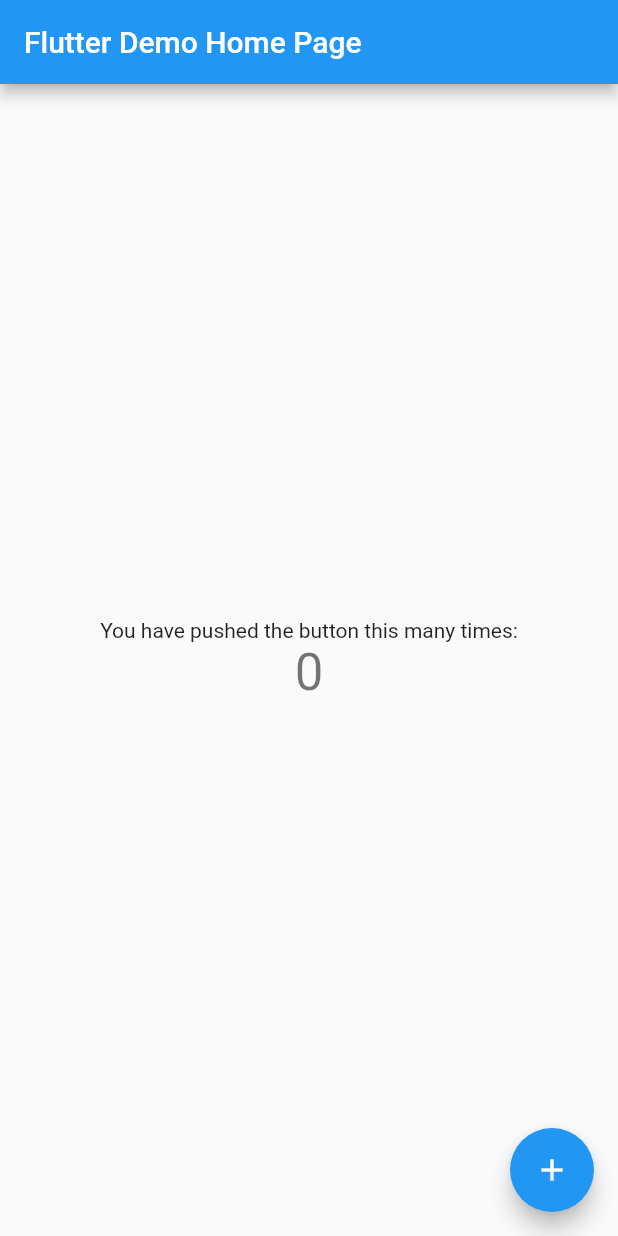
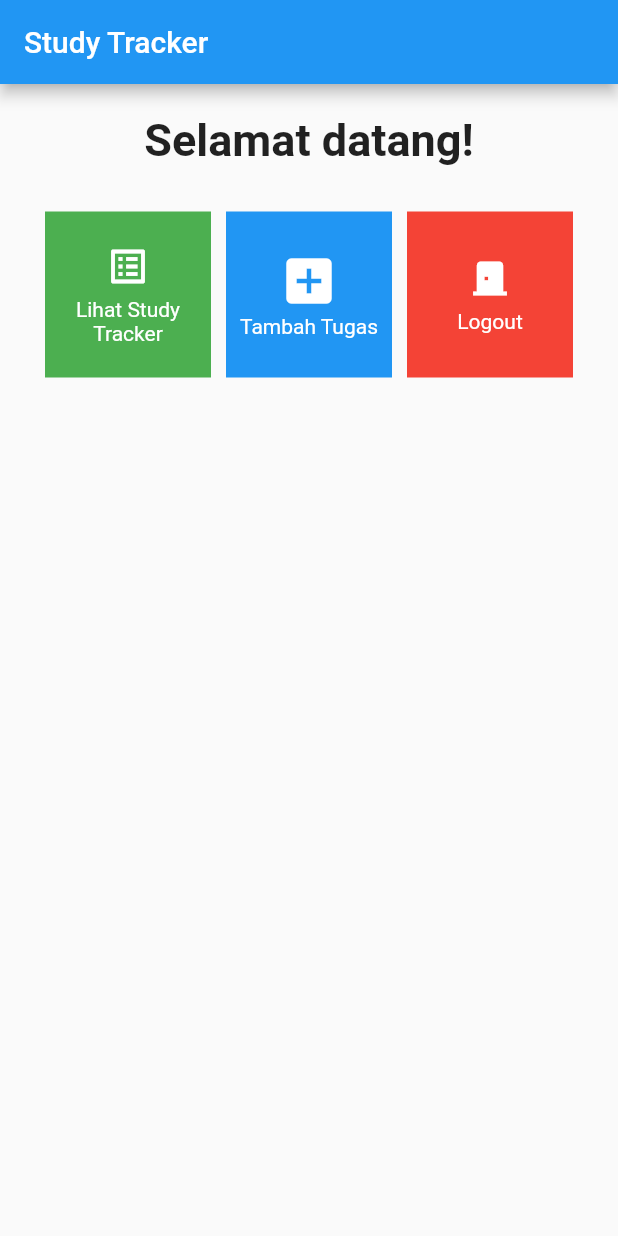
Before and after one commit to kemalhanan/Tugas-PBP-Flutter, a Flutter app: the screen it shows after launch, on a phone screen of 412 x 824 dp. Run offline on Flutter 3.47's test engine with Material 2 defaults, Android fonts, the phone set to English and light mode, and no system bars.

Commit message:
Membuat widget sederhana

```diff
--- a/lib/main.dart
+++ b/lib/main.dart
@@ -25,7 +25,7 @@ class MyApp extends StatelessWidget {
         // is not restarted.
         primarySwatch: Colors.blue,
       ),
-      home: const MyHomePage(title: 'Flutter Demo Home Page'),
+      home: const MyHomePage(),
     );
   }
 }
--- a/lib/menu.dart
+++ b/lib/menu.dart
@@ -1,86 +1,155 @@
 import 'package:flutter/material.dart';
 
-class MyHomePage extends StatefulWidget {
-  const MyHomePage({super.key, required this.title});
-
-  // This widget is the home page of your application. It is stateful, meaning
-  // that it has a State object (defined below) that contains fields that affect
-  // how it looks.
-
-  // This class is the configuration for the state. It holds the values (in this
-  // case the title) provided by the parent (in this case the App widget) and
-  // used by the build method of the State. Fields in a Widget subclass are
-  // always marked "final".
-
-  final String title;
-
-  @override
-  State<MyHomePage> createState() => _MyHomePageState();
-}
-
-class _MyHomePageState extends State<MyHomePage> {
-  int _counter = 0;
-
-  void _incrementCounter() {
-    setState(() {
-      // This call to setState tells the Flutter framework that something has
-      // changed in this State, which causes it to rerun the build method below
-      // so that the display can reflect the updated values. If we changed
-      // _counter without calling setState(), then the build method would not be
-      // called again, and so nothing would appear to happen.
-      _counter++;
-    });
-  }
+class MyHomePage extends StatelessWidget {
+  const MyHomePage({Key? key}) : super(key: key);
 
   @override
   Widget build(BuildContext context) {
-    // This method is rerun every time setState is called, for instance as done
-    // by the _incrementCounter method above.
-    //
-    // The Flutter framework has been optimized to make rerunning build methods
-    // fast, so that you can just rebuild anything that needs updating rather
-    // than having to individually change instances of widgets.
     return Scaffold(
       appBar: AppBar(
-        // Here we take the value from the MyHomePage object that was created by
-        // the App.build method, and use it to set our appbar title.
-        title: Text(widget.title),
+        // Set title aplikasi menjadi Money Tracker
+        title: const Text(
+          'Study Tracker',
         ),
-      body: Center(
-        // Center is a layout widget. It takes a single child and positions it
-        // in the middle of the parent.
+      ),
+      body: SingleChildScrollView(
+        // Widget wrapper yang dapat discroll
+        child: Padding(
+          padding: const EdgeInsets.all(10.0), // Set padding dari halaman
           child: Column(
-          // Column is also a layout widget. It takes a list of children and
-          // arranges them vertically. By default, it sizes itself to fit its
-          // children horizontally, and tries to be as tall as its parent.
-          //
-          // Invoke "debug painting" (press "p" in the console, choose the
-          // "Toggle Debug Paint" action from the Flutter Inspector in Android
-          // Studio, or the "Toggle Debug Paint" command in Visual Studio Code)
-          // to see the wireframe for each widget.
-          //
-          // Column has various properties to control how it sizes itself and
-          // how it positions its children. Here we use mainAxisAlignment to
-          // center the children vertically; the main axis here is the vertical
-          // axis because Columns are vertical (the cross axis would be
-          // horizontal).
+            // Widget untuk menampilkan children secara vertikal
+            children: <Widget>[
+              const Padding(
+                padding: EdgeInsets.only(top: 10.0, bottom: 10.0),
+                // Widget Text untuk menampilkan tulisan dengan alignment center dan style yang sesuai
+                child: Text(
+                  'Selamat datang!',
+                  textAlign: TextAlign.center,
+                  style: TextStyle(
+                    fontSize: 30,
+                    fontWeight: FontWeight.bold,
+                  ),
+                ),
+              ),
+              // Grid layout
+              GridView.count(
+                primary: true,
+                padding: const EdgeInsets.all(20),
+                crossAxisSpacing: 10,
+                mainAxisSpacing: 10,
+                crossAxisCount: 3,
+                shrinkWrap: true,
+                children: <Widget>[
+                  Material(
+                    color: Colors.green,
+                    child: InkWell(
+                      // Area responsive terhadap sentuhan
+                      onTap: () {
+                        // Memunculkan SnackBar ketika diklik
+                        ScaffoldMessenger.of(context)
+                          ..hideCurrentSnackBar()
+                          ..showSnackBar(const SnackBar(
+                              content: Text(
+                                  "Kamu telah menekan tombol Lihat Study Tracker!")));
+                      },
+                      child: Container(
+                        // Container untuk menyimpan Icon dan Text
+                        padding: const EdgeInsets.all(8),
+                        child: Center(
+                          child: Column(
                             mainAxisAlignment: MainAxisAlignment.center,
-          children: <Widget>[
-            const Text(
-              'You have pushed the button this many times:',
+                            children: const [
+                              Icon(
+                                Icons.list_alt,
+                                color: Colors.white,
+                                size: 30.0,
                               ),
+                              Padding(padding: EdgeInsets.all(3)),
                               Text(
-              '$_counter',
-              style: Theme.of(context).textTheme.headlineMedium,
+                                "Lihat Study Tracker",
+                                textAlign: TextAlign.center,
+                                style: TextStyle(color: Colors.white),
                               ),
                             ],
                           ),
                         ),
-      floatingActionButton: FloatingActionButton(
-        onPressed: _incrementCounter,
-        tooltip: 'Increment',
-        child: const Icon(Icons.add),
-      ), // This trailing comma makes auto-formatting nicer for build methods.
+                      ),
+                    ),
+                  ),
+                  Material(
+                    color: Colors.blue,
+                    child: InkWell(
+                      onTap: () {
+                        ScaffoldMessenger.of(context)
+                          ..hideCurrentSnackBar()
+                          ..showSnackBar(const SnackBar(
+                              content: Text(
+                                  "Kamu telah menekan tombol Tambah Tugas!")));
+                      },
+                      child: Container(
+                        padding: const EdgeInsets.all(8),
+                        child: Center(
+                          child: Column(
+                            mainAxisAlignment: MainAxisAlignment.center,
+                            children: const [
+                              Icon(
+                                Icons.add_box,
+                                color: Colors.white,
+                                size: 40.0,
+                              ),
+                              Padding(padding: EdgeInsets.all(1)),
+                              Text(
+                                "Tambah Tugas",
+                                textAlign: TextAlign.center,
+                                style: TextStyle(color: Colors.white),
+                              ),
+                            ],
+                          ),
+                        ),
+                      ),
+                    ),
+                  ),
+                  Material(
+                    color: Colors.red,
+                    child: InkWell(
+                      onTap: () {
+                        ScaffoldMessenger.of(context)
+                          ..hideCurrentSnackBar()
+                          ..showSnackBar(const SnackBar(
+                              content:
+                                  Text("Kamu telah menekan tombol Logout!")));
+                      },
+                      child: Container(
+                        padding: const EdgeInsets.all(8),
+                        child: Center(
+                          child: Column(
+                            mainAxisAlignment: MainAxisAlignment.center,
+                            children: const [
+                              Icon(
+                                // Kamu juga dapat mengggunakan icon lainnya
+                                // seperti Icons.logout
+                                Icons.door_back_door,
+                                color: Colors.white,
+                                size: 30.0,
+                              ),
+                              Padding(padding: EdgeInsets.all(3)),
+                              Text(
+                                "Logout",
+                                textAlign: TextAlign.center,
+                                style: TextStyle(color: Colors.white),
+                              ),
+                            ],
+                          ),
+                        ),
+                      ),
+                    ),
+                  ),
+                ],
+              ),
+            ],
+          ),
+        ),
+      ),
     );
   }
 }
```
Lines whose indentation alone changed are shown as unchanged.
